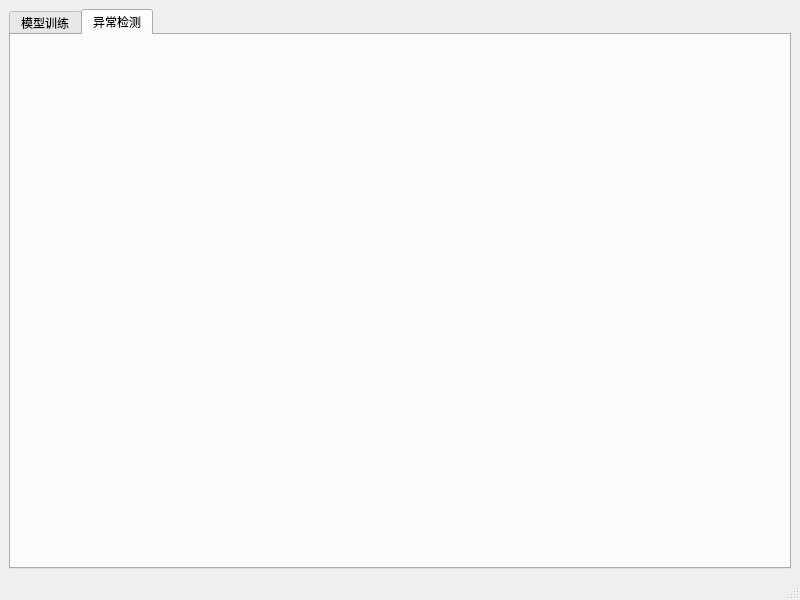
The window that gui/ftt.ui (kinghao93/FMTT) describes before a commit, drawn with Qt 5.
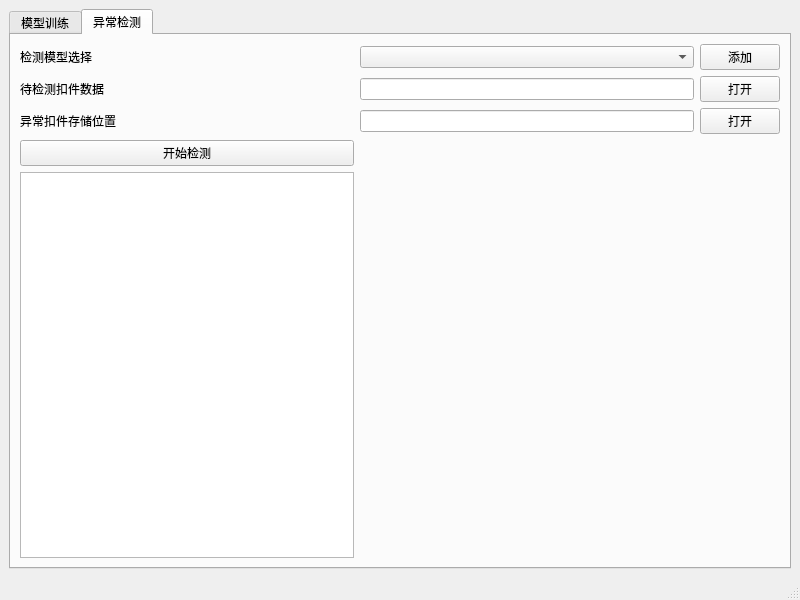
The same window after the commit.

Commit message: 剔除其他文件

```diff
--- a/gui/ftt.ui
+++ b/gui/ftt.ui
@@ -82,7 +82,78 @@
        <attribute name="title">
         <string>异常检测</string>
        </attribute>
-       <layout class="QGridLayout" name="gridLayout_4"/>
+       <layout class="QGridLayout" name="gridLayout_2">
+        <item row="2" column="0">
+         <widget class="QLabel" name="label_4">
+          <property name="text">
+           <string>异常扣件存储位置</string>
+          </property>
+          <property name="alignment">
+           <set>Qt::AlignLeading|Qt::AlignLeft|Qt::AlignVCenter</set>
+          </property>
+         </widget>
+        </item>
+        <item row="2" column="1">
+         <widget class="QLineEdit" name="le_detect_save_path"/>
+        </item>
+        <item row="3" column="0">
+         <widget class="QPushButton" name="btn_start_detect">
+          <property name="text">
+           <string>开始检测</string>
+          </property>
+         </widget>
+        </item>
+        <item row="4" column="0">
+         <widget class="QGraphicsView" name="gv_image"/>
+        </item>
+        <item row="0" column="1">
+         <widget class="QComboBox" name="cbb_detect_model"/>
+        </item>
+        <item row="1" column="0">
+         <widget class="QLabel" name="label_3">
+          <property name="text">
+           <string>待检测扣件数据</string>
+          </property>
+          <property name="alignment">
+           <set>Qt::AlignLeading|Qt::AlignLeft|Qt::AlignVCenter</set>
+          </property>
+         </widget>
+        </item>
+        <item row="1" column="1">
+         <widget class="QLineEdit" name="le_detect_read_path"/>
+        </item>
+        <item row="0" column="0">
+         <widget class="QLabel" name="label">
+          <property name="text">
+           <string>检测模型选择</string>
+          </property>
+          <property name="alignment">
+           <set>Qt::AlignLeading|Qt::AlignLeft|Qt::AlignVCenter</set>
+          </property>
+         </widget>
+        </item>
+        <item row="0" column="2">
+         <widget class="QPushButton" name="btn_add_detect_model">
+          <property name="text">
+           <string>添加</string>
+          </property>
+         </widget>
+        </item>
+        <item row="1" column="2">
+         <widget class="QPushButton" name="btn_detect_read_path">
+          <property name="text">
+           <string>打开</string>
+          </property>
+         </widget>
+        </item>
+        <item row="2" column="2">
+         <widget class="QPushButton" name="btn_detect_save_path">
+          <property name="text">
+           <string>打开</string>
+          </property>
+         </widget>
+        </item>
+       </layout>
       </widget>
      </widget>
     </item>
```
The commit also changes 1 other file.
